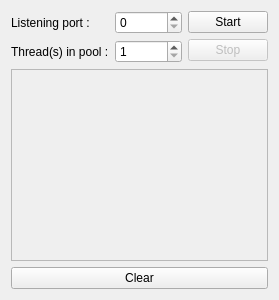
The window that CPP/ServerDocuments/MainWindow.ui (N4k1m/M18-OS) describes before a commit, drawn with Qt 5.
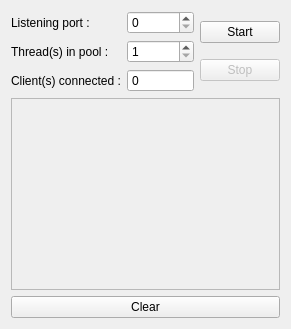
The same window after the commit.

Commit message: CPP : Ajout d'un compteur de clients connectés

```diff
--- a/CPP/ServerDocuments/MainWindow.ui
+++ b/CPP/ServerDocuments/MainWindow.ui
@@ -47,6 +47,23 @@
          </property>
         </widget>
        </item>
+       <item row="2" column="0">
+        <widget class="QLabel" name="labelClientsCount">
+         <property name="text">
+          <string>Client(s) connected :</string>
+         </property>
+        </widget>
+       </item>
+       <item row="2" column="1">
+        <widget class="QSpinBox" name="spinBoxClientsCount">
+         <property name="readOnly">
+          <bool>true</bool>
+         </property>
+         <property name="buttonSymbols">
+          <enum>QAbstractSpinBox::NoButtons</enum>
+         </property>
+        </widget>
+       </item>
       </layout>
      </item>
      <item>
```
The commit also changes 6 other files.
